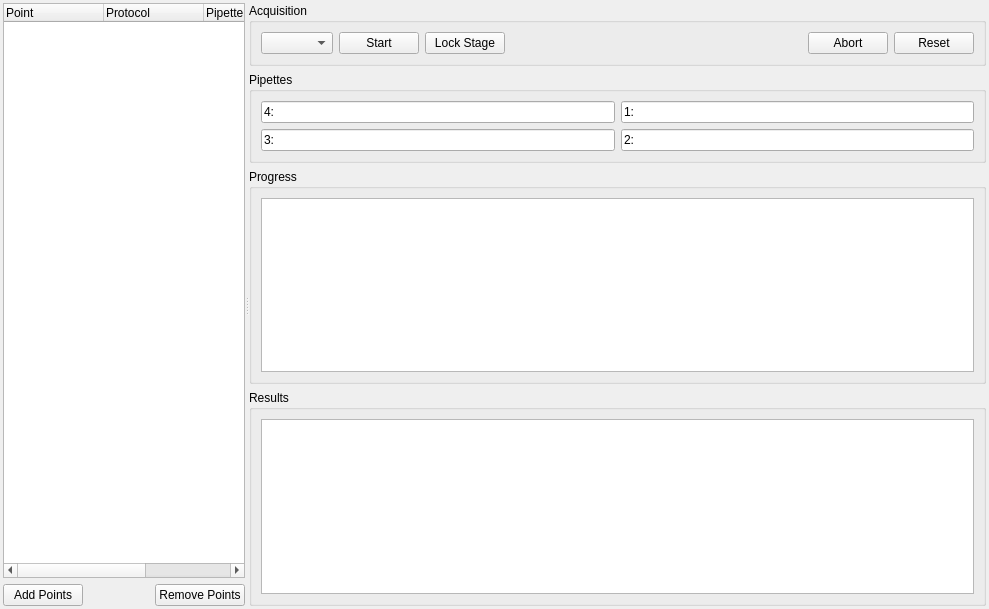
First picture: the form in acq4_autopatch/main_window.ui, repository sensapex/acq4-autopatch, before the edit.
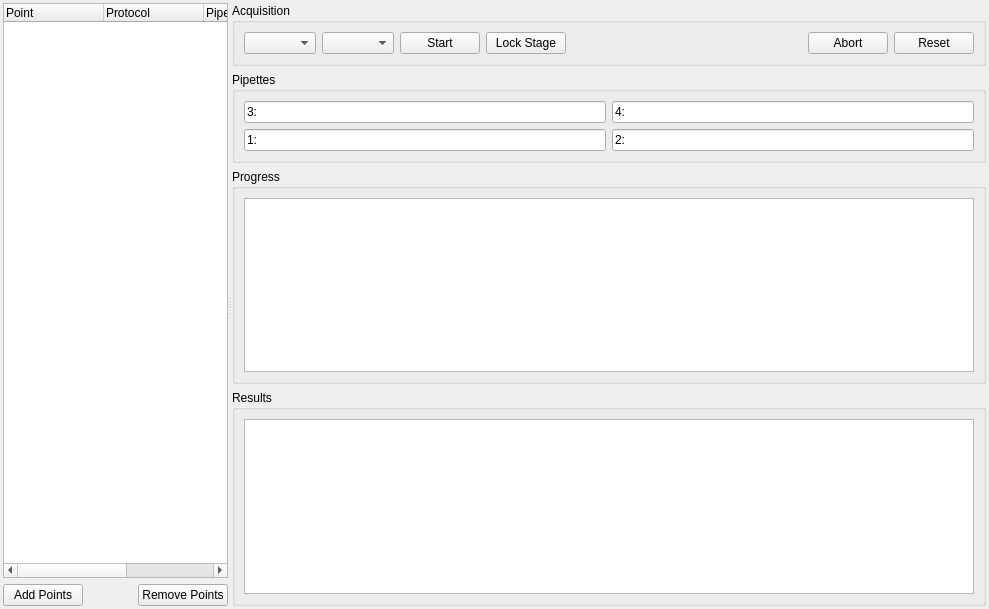
Second picture: the form after the edit.

Diff of the .ui file:
```diff
--- a/acq4_autopatch/main_window.ui
+++ b/acq4_autopatch/main_window.ui
@@ -14,7 +14,16 @@
    <string>Autopatch</string>
   </property>
   <layout class="QGridLayout" name="gridLayout">
-   <property name="margin">
+   <property name="leftMargin">
+    <number>3</number>
+   </property>
+   <property name="topMargin">
+    <number>3</number>
+   </property>
+   <property name="rightMargin">
+    <number>3</number>
+   </property>
+   <property name="bottomMargin">
     <number>3</number>
    </property>
    <item row="1" column="0">
@@ -98,17 +107,44 @@
           <string>Acquisition</string>
          </property>
          <layout class="QGridLayout" name="gridLayout_2">
-          <item row="0" column="5">
+          <item row="0" column="3">
+           <widget class="QPushButton" name="lockStageBtn">
+            <property name="text">
+             <string>Lock Stage</string>
+            </property>
+            <property name="checkable">
+             <bool>true</bool>
+            </property>
+           </widget>
+          </item>
+          <item row="0" column="7">
+           <widget class="QPushButton" name="resetBtn">
+            <property name="text">
+             <string>Reset</string>
+            </property>
+           </widget>
+          </item>
+          <item row="0" column="6">
            <widget class="QPushButton" name="abortBtn">
             <property name="text">
              <string>Abort</string>
             </property>
            </widget>
           </item>
+          <item row="0" column="2">
+           <widget class="QPushButton" name="startBtn">
+            <property name="text">
+             <string>Start</string>
+            </property>
+            <property name="checkable">
+             <bool>true</bool>
+            </property>
+           </widget>
+          </item>
           <item row="0" column="0">
            <widget class="QComboBox" name="protocolCombo"/>
           </item>
-          <item row="0" column="3">
+          <item row="0" column="4">
            <spacer name="horizontalSpacer_2">
             <property name="orientation">
              <enum>Qt::Horizontal</enum>
@@ -121,32 +157,8 @@
             </property>
            </spacer>
           </item>
-          <item row="0" column="6">
-           <widget class="QPushButton" name="resetBtn">
-            <property name="text">
-             <string>Reset</string>
-            </property>
-           </widget>
-          </item>
           <item row="0" column="1">
-           <widget class="QPushButton" name="startBtn">
-            <property name="text">
-             <string>Start</string>
-            </property>
-            <property name="checkable">
-             <bool>true</bool>
-            </property>
-           </widget>
-          </item>
-          <item row="0" column="2">
-           <widget class="QPushButton" name="lockStageBtn">
-            <property name="text">
-             <string>Lock Stage</string>
-            </property>
-            <property name="checkable">
-             <bool>true</bool>
-            </property>
-           </widget>
+           <widget class="QComboBox" name="jobDistributionStrategyCombo"/>
           </item>
          </layout>
         </widget>
@@ -157,37 +169,7 @@
           <string>Pipettes</string>
          </property>
          <layout class="QGridLayout" name="gridLayout_5">
-          <item row="0" column="0">
-           <widget class="QLineEdit" name="pip4Status">
-            <property name="text">
-             <string>4:</string>
-            </property>
-            <property name="readOnly">
-             <bool>true</bool>
-            </property>
-           </widget>
-          </item>
-          <item row="1" column="0">
-           <widget class="QLineEdit" name="pip3Status">
-            <property name="text">
-             <string>3:</string>
-            </property>
-            <property name="readOnly">
-             <bool>true</bool>
-            </property>
-           </widget>
-          </item>
-          <item row="0" column="1">
-           <widget class="QLineEdit" name="pip1Status">
-            <property name="text">
-             <string>1:</string>
-            </property>
-            <property name="readOnly">
-             <bool>true</bool>
-            </property>
-           </widget>
-          </item>
-          <item row="1" column="1">
+          <item row="1" column="2">
            <widget class="QLineEdit" name="pip2Status">
             <property name="text">
              <string>2:</string>
@@ -197,6 +179,36 @@
             </property>
            </widget>
           </item>
+          <item row="1" column="1">
+           <widget class="QLineEdit" name="pip1Status">
+            <property name="text">
+             <string>1:</string>
+            </property>
+            <property name="readOnly">
+             <bool>true</bool>
+            </property>
+           </widget>
+          </item>
+          <item row="0" column="1">
+           <widget class="QLineEdit" name="pip3Status">
+            <property name="text">
+             <string>3:</string>
+            </property>
+            <property name="readOnly">
+             <bool>true</bool>
+            </property>
+           </widget>
+          </item>
+          <item row="0" column="2">
+           <widget class="QLineEdit" name="pip4Status">
+            <property name="text">
+             <string>4:</string>
+            </property>
+            <property name="readOnly">
+             <bool>true</bool>
+            </property>
+           </widget>
+          </item>
          </layout>
         </widget>
        </item>
```
